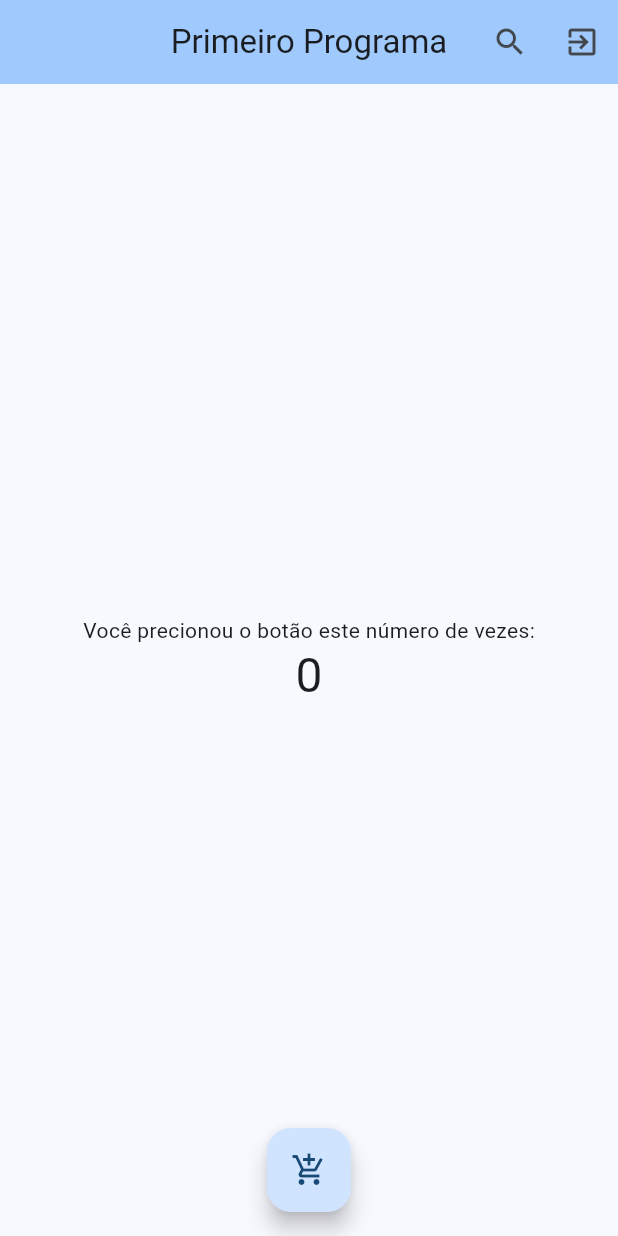
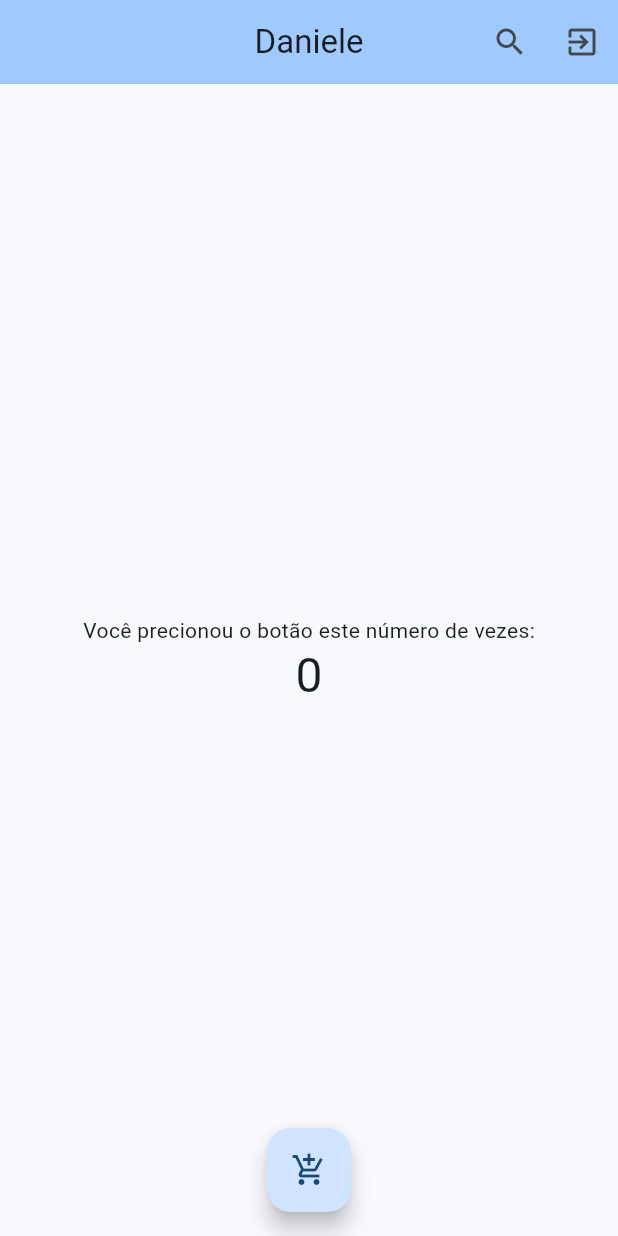
Before and after one commit to DanieleFlauzinaSantana/app-primeiro, a Flutter app: the screen it shows after launch, on a phone screen of 412 x 824 dp. Run offline on Flutter 3.47's test engine with Material 3 defaults, Android fonts, the phone set to English and light mode, and no system bars.

Commit message:
Update main.dart

```diff
--- a/lib/main.dart
+++ b/lib/main.dart
@@ -16,7 +16,7 @@ class MeuAplicativo extends StatelessWidget {
         colorScheme: ColorScheme.fromSeed(seedColor: Colors.blue),
         useMaterial3: true,
       ),
-      home: const PrimeiraPagina(titulo: 'Primeiro Programa'),
+      home: const PrimeiraPagina(titulo: 'Daniele'),
     );
   }
 }
```
